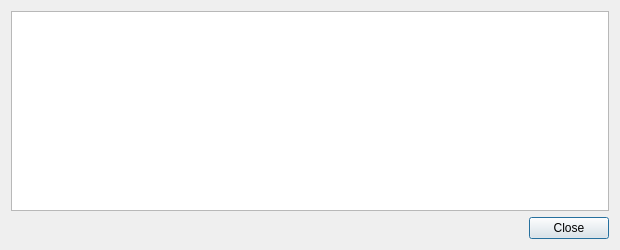
Before: the Qt Designer form src/qt/forms/transactiondescdialog.ui in JurisKhan/dv8coin, drawn with Qt 5.
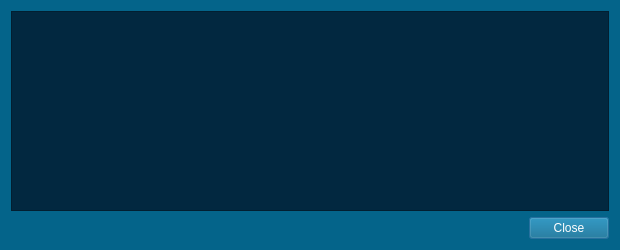
After: the same form once the commit is applied.

Diff of the .ui file:
```diff
--- a/src/qt/forms/transactiondescdialog.ui
+++ b/src/qt/forms/transactiondescdialog.ui
@@ -13,6 +13,10 @@
   <property name="windowTitle">
    <string>Transaction details</string>
   </property>
+  <property name="styleSheet">
+   <string notr="true">background-color:#04648A;
+color:white;</string>
+  </property>
   <layout class="QVBoxLayout" name="verticalLayout">
    <item>
     <widget class="QTextEdit" name="detailText">
@@ -24,6 +28,9 @@
      <property name="toolTip">
       <string>This pane shows a detailed description of the transaction</string>
      </property>
+     <property name="styleSheet">
+      <string notr="true">QTextEdit {background-color:#022840;}</string>
+     </property>
      <property name="readOnly">
       <bool>true</bool>
      </property>
```
